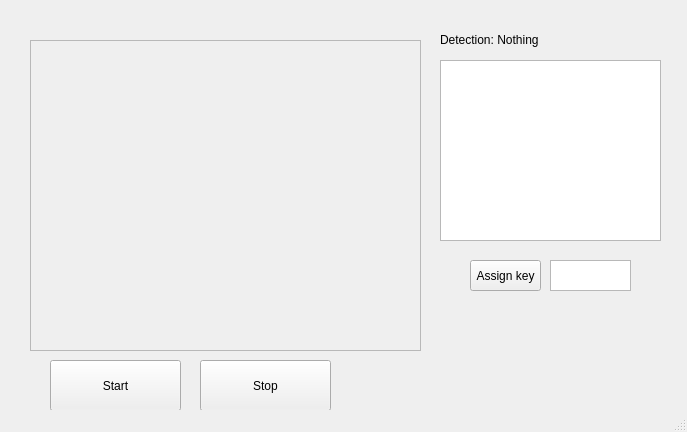
PaburoTC/GestIA, file Configuration/config.ui: the form before one commit.
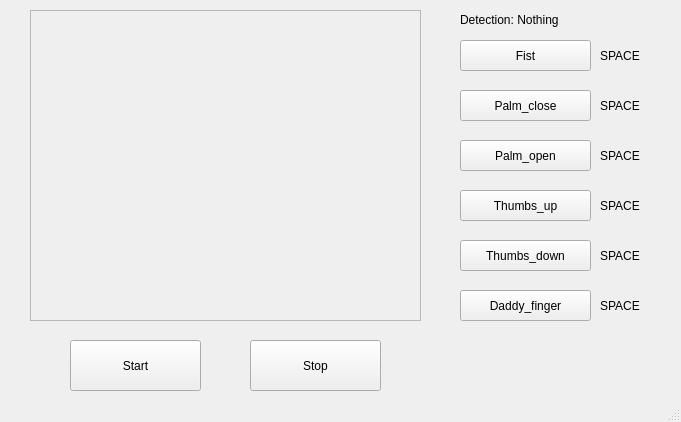
The form after the commit.

Commit message: Nueva interfaz creada

What changed in the file:
```diff
--- a/Configuration/config.ui
+++ b/Configuration/config.ui
@@ -6,8 +6,8 @@
    <rect>
     <x>0</x>
     <y>0</y>
-    <width>687</width>
-    <height>432</height>
+    <width>681</width>
+    <height>422</height>
    </rect>
   </property>
   <property name="contextMenuPolicy">
@@ -27,7 +27,7 @@
     <property name="geometry">
      <rect>
       <x>30</x>
-      <y>40</y>
+      <y>10</y>
       <width>391</width>
       <height>311</height>
      </rect>
@@ -67,8 +67,8 @@
    <widget class="QPushButton" name="startButton">
     <property name="geometry">
      <rect>
-      <x>50</x>
-      <y>360</y>
+      <x>70</x>
+      <y>340</y>
       <width>131</width>
       <height>51</height>
      </rect>
@@ -77,21 +77,11 @@
      <string>Start</string>
     </property>
    </widget>
-   <widget class="QGraphicsView" name="detectionCapture">
-    <property name="geometry">
-     <rect>
-      <x>440</x>
-      <y>60</y>
-      <width>221</width>
-      <height>181</height>
-     </rect>
-    </property>
-   </widget>
    <widget class="QLabel" name="label">
     <property name="geometry">
      <rect>
-      <x>440</x>
-      <y>30</y>
+      <x>460</x>
+      <y>10</y>
       <width>151</width>
       <height>20</height>
      </rect>
@@ -103,31 +93,21 @@
    <widget class="QPushButton" name="assignButton">
     <property name="geometry">
      <rect>
-      <x>470</x>
-      <y>260</y>
-      <width>71</width>
+      <x>460</x>
+      <y>40</y>
+      <width>131</width>
       <height>31</height>
      </rect>
     </property>
     <property name="text">
-     <string>Assign key</string>
-    </property>
-   </widget>
-   <widget class="QTextEdit" name="ketTextbox">
-    <property name="geometry">
-     <rect>
-      <x>550</x>
-      <y>260</y>
-      <width>81</width>
-      <height>31</height>
-     </rect>
+     <string>Fist</string>
     </property>
    </widget>
    <widget class="QPushButton" name="stopButton">
     <property name="geometry">
      <rect>
-      <x>200</x>
-      <y>360</y>
+      <x>250</x>
+      <y>340</y>
       <width>131</width>
       <height>51</height>
      </rect>
@@ -136,6 +116,149 @@
      <string>Stop</string>
     </property>
    </widget>
+   <widget class="QPushButton" name="assignPalmC">
+    <property name="geometry">
+     <rect>
+      <x>460</x>
+      <y>90</y>
+      <width>131</width>
+      <height>31</height>
+     </rect>
+    </property>
+    <property name="text">
+     <string>Palm_close</string>
+    </property>
+   </widget>
+   <widget class="QPushButton" name="assignPalmO">
+    <property name="geometry">
+     <rect>
+      <x>460</x>
+      <y>140</y>
+      <width>131</width>
+      <height>31</height>
+     </rect>
+    </property>
+    <property name="text">
+     <string>Palm_open</string>
+    </property>
+   </widget>
+   <widget class="QPushButton" name="assignThumbsU">
+    <property name="geometry">
+     <rect>
+      <x>460</x>
+      <y>190</y>
+      <width>131</width>
+      <height>31</height>
+     </rect>
+    </property>
+    <property name="text">
+     <string>Thumbs_up</string>
+    </property>
+   </widget>
+   <widget class="QPushButton" name="assignThumbsD">
+    <property name="geometry">
+     <rect>
+      <x>460</x>
+      <y>240</y>
+      <width>131</width>
+      <height>31</height>
+     </rect>
+    </property>
+    <property name="text">
+     <string>Thumbs_down</string>
+    </property>
+   </widget>
+   <widget class="QLabel" name="actionPalmC">
+    <property name="geometry">
+     <rect>
+      <x>600</x>
+      <y>90</y>
+      <width>81</width>
+      <height>31</height>
+     </rect>
+    </property>
+    <property name="text">
+     <string>SPACE</string>
+    </property>
+   </widget>
+   <widget class="QLabel" name="actionFist">
+    <property name="geometry">
+     <rect>
+      <x>600</x>
+      <y>40</y>
+      <width>81</width>
+      <height>31</height>
+     </rect>
+    </property>
+    <property name="text">
+     <string>SPACE</string>
+    </property>
+   </widget>
+   <widget class="QLabel" name="actionPalmO">
+    <property name="geometry">
+     <rect>
+      <x>600</x>
+      <y>140</y>
+      <width>81</width>
+      <height>31</height>
+     </rect>
+    </property>
+    <property name="text">
+     <string>SPACE</string>
+    </property>
+   </widget>
+   <widget class="QLabel" name="actionThumbsU">
+    <property name="geometry">
+     <rect>
+      <x>600</x>
+      <y>190</y>
+      <width>81</width>
+      <height>31</height>
+     </rect>
+    </property>
+    <property name="text">
+     <string>SPACE</string>
+    </property>
+   </widget>
+   <widget class="QLabel" name="actionThumbsD">
+    <property name="geometry">
+     <rect>
+      <x>600</x>
+      <y>240</y>
+      <width>81</width>
+      <height>31</height>
+     </rect>
+    </property>
+    <property name="text">
+     <string>SPACE</string>
+    </property>
+   </widget>
+   <widget class="QPushButton" name="assignDaddyF">
+    <property name="geometry">
+     <rect>
+      <x>460</x>
+      <y>290</y>
+      <width>131</width>
+      <height>31</height>
+     </rect>
+    </property>
+    <property name="text">
+     <string>Daddy_finger</string>
+    </property>
+   </widget>
+   <widget class="QLabel" name="actionDaddyF">
+    <property name="geometry">
+     <rect>
+      <x>600</x>
+      <y>290</y>
+      <width>81</width>
+      <height>31</height>
+     </rect>
+    </property>
+    <property name="text">
+     <string>SPACE</string>
+    </property>
+   </widget>
   </widget>
   <widget class="QStatusBar" name="statusbar"/>
  </widget>
```
Left out of the diff: 2 changed lines with no effect on the pictures. The commit also changes 3 other files.
